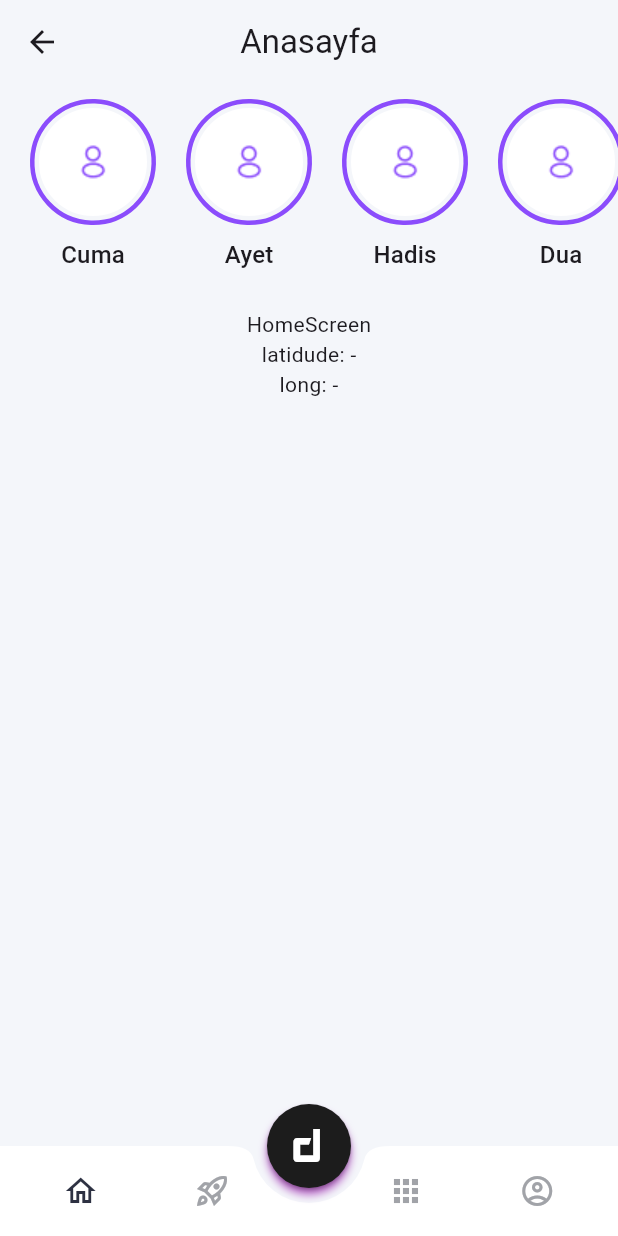
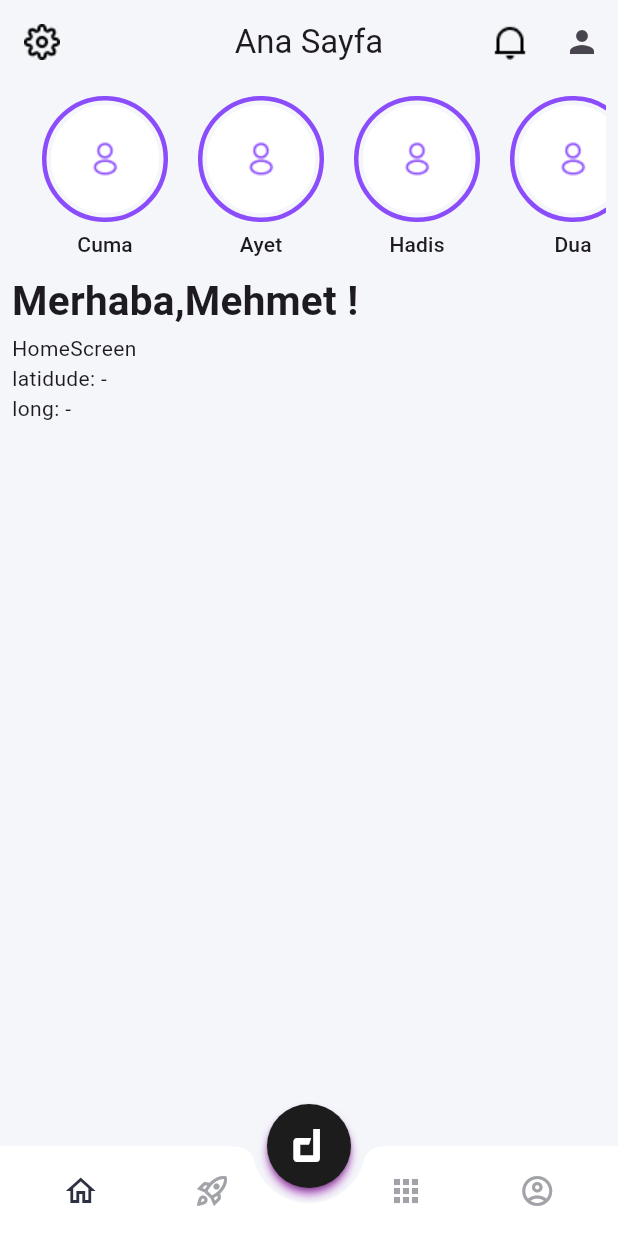
Before and after one commit to mehmetdemirr/dawah, a Flutter app: the BottomNavigationScreen screen opened by its route, on a phone screen of 412 x 824 dp. Run offline on Flutter 3.47's test engine with Material 3 defaults, Android fonts, the phone set to English and light mode, and no system bars; our stand-ins replace auto_route, cached_network_image, connectivity_plus, dio, dropdown_button2, easy_localization and 10 more; missing offline and left inert: app_settings, onesignal_flutter; accounts and stored records are empty.

Commit message:
edit pages

```diff
--- a/lib/core/navigation/app_router.dart
+++ b/lib/core/navigation/app_router.dart
@@ -1,10 +1,14 @@
 import 'dart:io';
 
 import 'package:auto_route/auto_route.dart';
+import 'package:davet/product/apps/view/apps_screen.dart';
 import 'package:davet/product/bottom_navigation/view/bottom_navigation_screen.dart';
 import 'package:davet/product/home/view/home_screen.dart';
+import 'package:davet/product/profile/view/profile_screen.dart';
+import 'package:davet/product/setting/setting_screen.dart';
 import 'package:davet/product/splash/view/splash_screen.dart';
 import 'package:davet/product/starting/view/starting_screen.dart';
+import 'package:davet/product/story_view/view/story_view_screen.dart';
 
 part 'app_router.gr.dart';
 
@@ -30,7 +34,10 @@ class AppRouter extends RootStackRouter {
         AutoRoute(
           path: RouterItem.bottomNavigation.str(),
           page: BottomNavigationRoute.page,
-          // initial: true,
+        ),
+        AutoRoute(
+          path: RouterItem.storyView.str(),
+          page: StoryViewRoute.page,
         ),
       ];
 }
@@ -38,6 +45,7 @@ class AppRouter extends RootStackRouter {
 enum RouterItem {
   splash,
   starting,
+  storyView,
   login,
   register,
   resetPassword,
--- a/lib/product/bottom_navigation/view/bottom_navigation_screen.dart
+++ b/lib/product/bottom_navigation/view/bottom_navigation_screen.dart
@@ -1,6 +1,8 @@
 import 'package:auto_route/auto_route.dart';
+import 'package:davet/product/apps/view/apps_screen.dart';
 import 'package:davet/product/bottom_navigation/viewmodel/bottom_navigation_viewmodel.dart';
 import 'package:davet/product/home/view/home_screen.dart';
+import 'package:davet/product/profile/view/profile_screen.dart';
 import 'package:flutter/material.dart';
 import 'package:provider/provider.dart';
 
@@ -14,10 +16,10 @@ class BottomNavigationScreen extends StatefulWidget {
 class _BottomNavigationScreenState extends State<BottomNavigationScreen> {
   List<Widget> screenList = [
     const HomeScreen(),
+    const AppsScreen(),
     const HomeScreen(),
-    const HomeScreen(),
-    const HomeScreen(),
-    const HomeScreen(),
+    const AppsScreen(),
+    const ProfileScreen(),
   ];
   Color inactiveColor = const Color.fromARGB(255, 161, 163, 168);
   Color activeColor = const Color.fromRGBO(45, 49, 66, 1);
--- a/lib/product/home/view/home_screen.dart
+++ b/lib/product/home/view/home_screen.dart
@@ -1,7 +1,10 @@
 import 'package:auto_route/auto_route.dart';
+import 'package:davet/core/extension/screen_size.dart';
 import 'package:davet/core/location/location_model.dart';
+import 'package:davet/core/navigation/app_router.dart';
 import 'package:davet/core/utilty/hive_items.dart';
 import 'package:davet/core/utilty/images_items.dart';
+import 'package:davet/product/apps/view/apps_screen.dart';
 import 'package:davet/product/home/widget/story_card_widget.dart';
 import 'package:flutter/material.dart';
 import 'package:hive_flutter/hive_flutter.dart';
@@ -34,23 +37,63 @@ class _HomeScreenState extends State<HomeScreen> {
   @override
   Widget build(BuildContext context) {
     return Scaffold(
-      appBar: AppBar(title: const Text("Anasayfa")),
-      body: Column(
+      appBar: AppBar(
+        leading: IconButton(
+          onPressed: () {
+            // context.router.pushNamed(RouterItem.setting.str());
+          },
+          icon: Image.asset(ImageItem.setting.str()),
+        ),
+        title: Text(
+          "Ana Sayfa",
+          style: Theme.of(context).textTheme.titleLarge,
+        ),
+        actions: [
+          IconButton(
+            onPressed: () {
+              // context.router.pushNamed(RouterItem.notification.str());
+            },
+            icon: Image.asset(ImageItem.notification.str()),
+          ),
+          IconButton(
+            onPressed: () {
+              // context.read<BottomNavigationViewModel>().changeSelectedIndex(4);
+            },
+            icon: const Icon(
+              Icons.person,
+            ),
+          )
+        ],
+      ),
+      body: Padding(
+        padding: const EdgeInsets.all(8.0),
+        child: Column(
+          mainAxisAlignment: MainAxisAlignment.start,
+          crossAxisAlignment: CrossAxisAlignment.start,
           children: [
             Padding(
               padding: const EdgeInsets.only(left: 10.0),
               child: SizedBox(
-              height: 150,
+                height: 117,
                 child: ListView.builder(
                   itemCount: storyList.length,
                   scrollDirection: Axis.horizontal,
                   itemBuilder: (context, index) {
                     return StoryCardWidget(
                       story: storyList[index],
-                    onTap: () => _showStory(context, storyList[index]),
+                      onTap: () {
+                        context.router.pushNamed(RouterItem.storyView.str());
+                      },
                     );
                   },
                 ),
+              ),
+            ),
+            Text(
+              "Merhaba,Mehmet !",
+              style: Theme.of(context).textTheme.titleMedium?.copyWith(
+                    fontWeight: FontWeight.bold,
+                    fontSize: 27,
                   ),
             ),
             const Text("HomeScreen"),
@@ -58,56 +101,7 @@ class _HomeScreenState extends State<HomeScreen> {
             Text("long: ${location?.longitude ?? "-"}"),
           ],
         ),
-    );
-  }
-
-  void _showStory(BuildContext context, StoryModel story) async {
-    // // Hikaye açılmadan önce kısa bir loading animasyonu göstermek için
-    // showDialog(
-    //   context: context,
-    //   barrierDismissible: false,
-    //   builder: (BuildContext context) {
-    //     return const Center(
-    //       child: CircularProgressIndicator(
-    //         color: Colors.purple,
-    //       ),
-    //     );
-    //   },
-    // );
-
-    // // Hikaye yükleniyormuş gibi küçük bir gecikme ekleyelim
-    // await Future.delayed(const Duration(seconds: 1));
-
-    // // Loading ekranını kapatıyoruz
-    // Navigator.pop(context);
-
-    // Hikaye görüntüleyiciyi açalım
-    showModalBottomSheet(
-      context: context,
-      isScrollControlled: true,
-      backgroundColor: Colors.black,
-      builder: (BuildContext context) {
-        return Container(
-          height: MediaQuery.of(context).size.height * 0.9,
-          padding: const EdgeInsets.all(20),
-          child: Column(
-            mainAxisAlignment: MainAxisAlignment.center,
-            children: [
-              Expanded(
-                child: Image.asset(
-                  story.imageItem.str(),
-                  fit: BoxFit.contain,
       ),
-              ),
-              const SizedBox(height: 20),
-              Text(
-                story.text,
-                style: const TextStyle(color: Colors.white, fontSize: 20),
-              ),
-            ],
-          ),
-        );
-      },
     );
   }
 }
--- a/lib/product/home/widget/story_card_widget.dart
+++ b/lib/product/home/widget/story_card_widget.dart
@@ -56,7 +56,7 @@ class _StoryCardWidgetState extends State<StoryCardWidget>
     return GestureDetector(
       onTap: _handleTap,
       child: Padding(
-        padding: const EdgeInsets.all(10.0),
+        padding: const EdgeInsets.symmetric(horizontal: 10.0),
         child: Column(
           children: [
             Stack(
@@ -113,10 +113,10 @@ class _StoryCardWidgetState extends State<StoryCardWidget>
                   ),
               ],
             ),
-            const SizedBox(height: 8),
+            const SizedBox(height: 5),
             Text(
               widget.story.text,
-              style: Theme.of(context).textTheme.titleMedium,
+              style: Theme.of(context).textTheme.titleSmall,
             ),
           ],
         ),
```
Also changed, not shown: lib/product/apps/model/apps_model.dart (added, +13 -0 lines), lib/product/apps/view/apps_screen.dart (added, +106 -0 lines), lib/product/profile/view/profile_screen.dart (added, +23 -0 lines), lib/product/setting/setting_screen.dart (added, +125 -0 lines), lib/product/setting/widget/setting_card_widget.dart (added, +57 -0 lines), lib/product/setting/widget/setting_title_widget.dart (added, +23 -0 lines), lib/product/story_view/view/story_view_screen.dart (added, +99 -0 lines), lib/core/navigation/app_router.gr.dart, 1 other file. Lines whose indentation alone changed are shown as unchanged.
